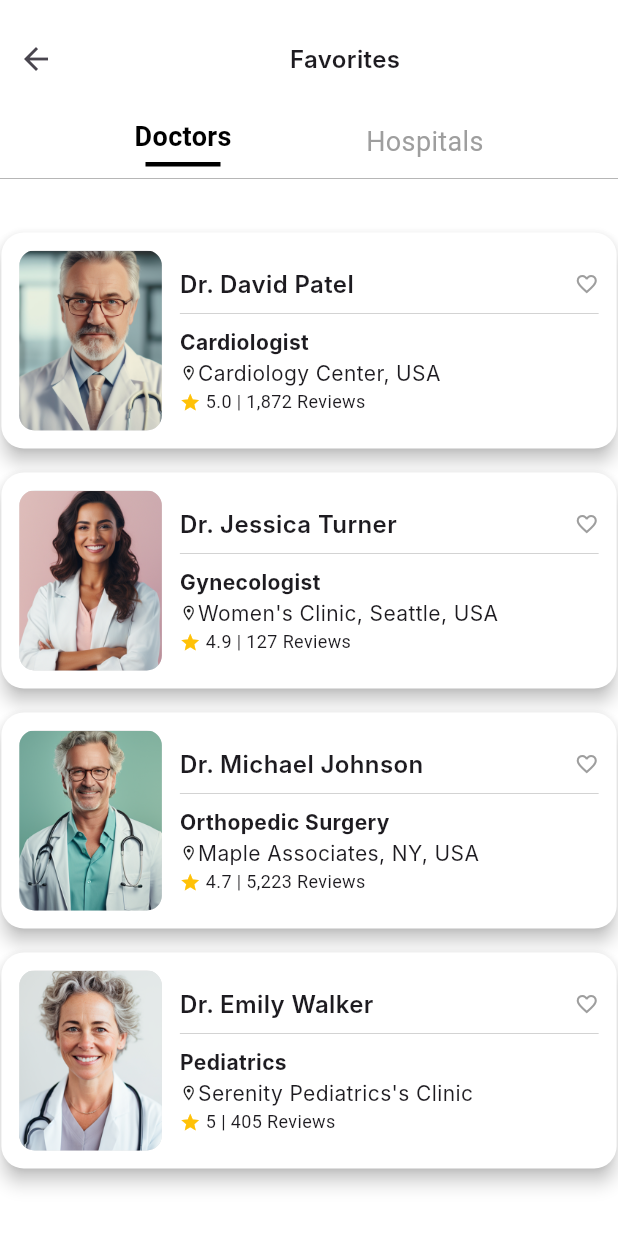
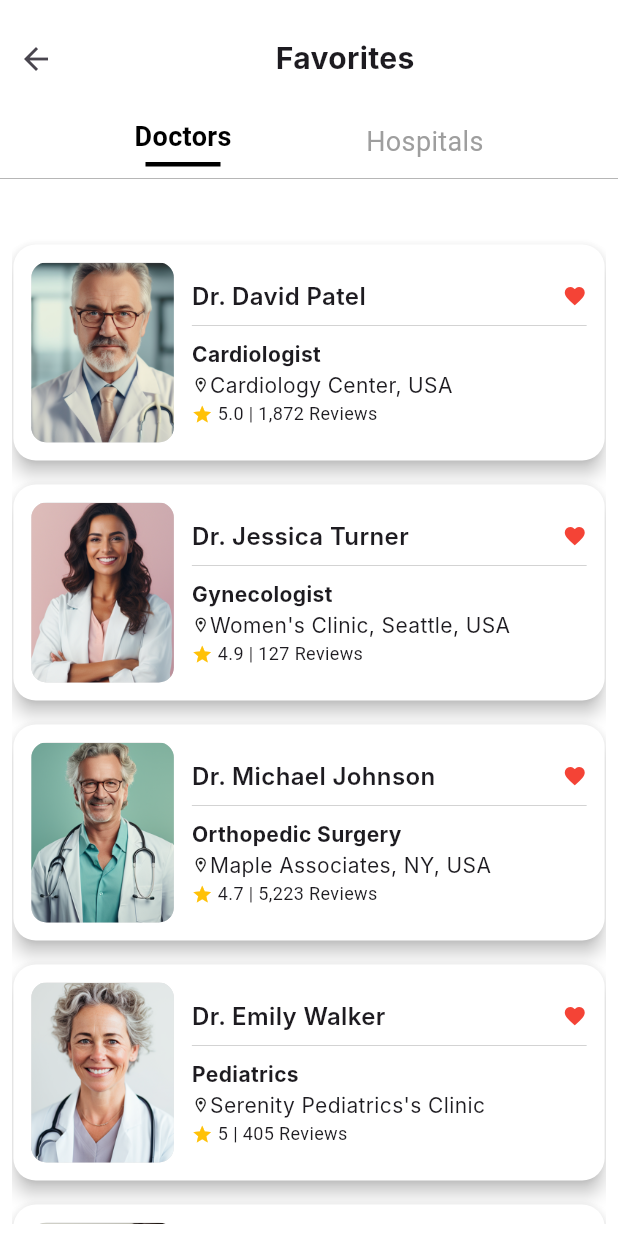
Before and after one commit to vsrooban/doctor-appointment-app, a Flutter app: the FavouriteScreen screen opened directly, on a phone screen of 412 x 824 dp. Run offline on Flutter 3.47's test engine with Material 3 defaults, Android fonts, the phone set to English and light mode, and no system bars; our stand-ins replace flutter_image_slideshow; Roboto replaces fonts that are missing (Inter, Poppins).

Commit message:
changes favourite page and nearly to ui

```diff
--- a/lib/screen/home/favourite_screen.dart
+++ b/lib/screen/home/favourite_screen.dart
@@ -1,6 +1,7 @@
 import 'package:doctor_appointment_app/util/custom_theme.dart';
 import 'package:doctor_appointment_app/widget/doctor_card.dart';
 import 'package:doctor_appointment_app/widget/hospital_card.dart';
+import 'package:doctor_appointment_app/widget/remove_favorite_card.dart';
 import 'package:flutter/material.dart';
 
 class FavouriteScreen extends StatefulWidget {
@@ -30,10 +31,10 @@ class _FavouriteScreenState extends State<FavouriteScreen> {
                 onPressed: () {
                   Navigator.pop(context);
                 },
-                icon: const Icon(Icons.arrow_back),
+                 icon: const Icon(Icons.arrow_back, size: 24),
               ),
               const Spacer(),
-              Text('Favorites', style: AppTypography.bodyLG),
+              Center(child: Text('Favorites', style: AppTypography.h1)),
               const Spacer(),
             ],
           ),
@@ -56,7 +57,8 @@ class _FavouriteScreenState extends State<FavouriteScreen> {
                         fontWeight: selectedIndex == index
                             ? FontWeight.bold
                             : FontWeight.normal,
-                        color: selectedIndex == index ? Colors.black : Colors.grey,
+                        color:
+                            selectedIndex == index ? Colors.black : Colors.grey,
                       ),
                     ),
                     if (selectedIndex == index)
@@ -74,9 +76,27 @@ class _FavouriteScreenState extends State<FavouriteScreen> {
           const Divider(thickness: 0.5, color: Colors.grey),
           const SizedBox(height: 20),
           Expanded(
-            child: selectedIndex == 0
-                ? DoctorsListCard()
-                : HospitalList(),
+            child: Padding(
+              padding: const EdgeInsets.all(8.0),
+              child: InkWell(
+                onTap: () {
+                  RemoveFavoriteBottomSheet.show(
+                    context,
+                    name: "Dr. David Patel",
+                    specialty: "Cardiologist",
+                    location: "Cardiology Center, USA",
+                    image: "assets/images/doctor_4.png",
+                    ratings: '4.9',
+                    review:  "405 Reviews",
+                    onRemove: () {
+                      // Handle the removal logic here
+                      // print("Removed from favorites");
+                    },
+                  );
+                },
+                child: selectedIndex == 0 ? DoctorsListCard() : HospitalList(),
+              ),
+            ),
           ),
         ],
       ),
--- a/lib/screen/login/signin_screen.dart
+++ b/lib/screen/login/signin_screen.dart
@@ -84,7 +84,7 @@ class _SigninPageState extends State<SigninPage> {
                     }
                   },
                   style: ElevatedButton.styleFrom(
-                    backgroundColor: Colors.black,
+                    backgroundColor: Color(0xFF1C2A3A),
                     shape: RoundedRectangleBorder(
                         borderRadius: BorderRadius.circular(25)),
                   ),
--- a/lib/widget/Doctor_card.dart
+++ b/lib/widget/Doctor_card.dart
@@ -40,6 +40,14 @@ class DoctorsListCard extends StatefulWidget {
       "rating": "5",
       "reviews": "405 Reviews",
       "image": "assets/images/doctor_1.png",
+    },
+    {
+      "name": "Dr. Emma Green",
+      "specialty": "Gynecologist",
+      "hospital": "Bernard Clinic",
+      "rating": "5",
+      "reviews": "405 Reviews",
+      "image": "assets/images/doctor_5.png",
     },
   ];
 
--- a/lib/widget/favourite_button.dart
+++ b/lib/widget/favourite_button.dart
@@ -19,9 +19,9 @@ class _FavoriteButtonState extends State<FavoriteButton> {
         });
       },
       child: Icon(
-        isFavorite ? Icons.favorite : Icons.favorite_border,
+        isFavorite ? Icons.favorite_border : Icons.favorite,
         size: 16,
-        color: isFavorite ? Colors.red : Colors.grey,
+        color: isFavorite ? Colors.grey : Colors.red,
       ),
     );
   }
```
Also changed, not shown: lib/widget/hospital_card.dart (+2 -12 lines), lib/widget/remove_favorite_card.dart (added, +127 -0 lines).
